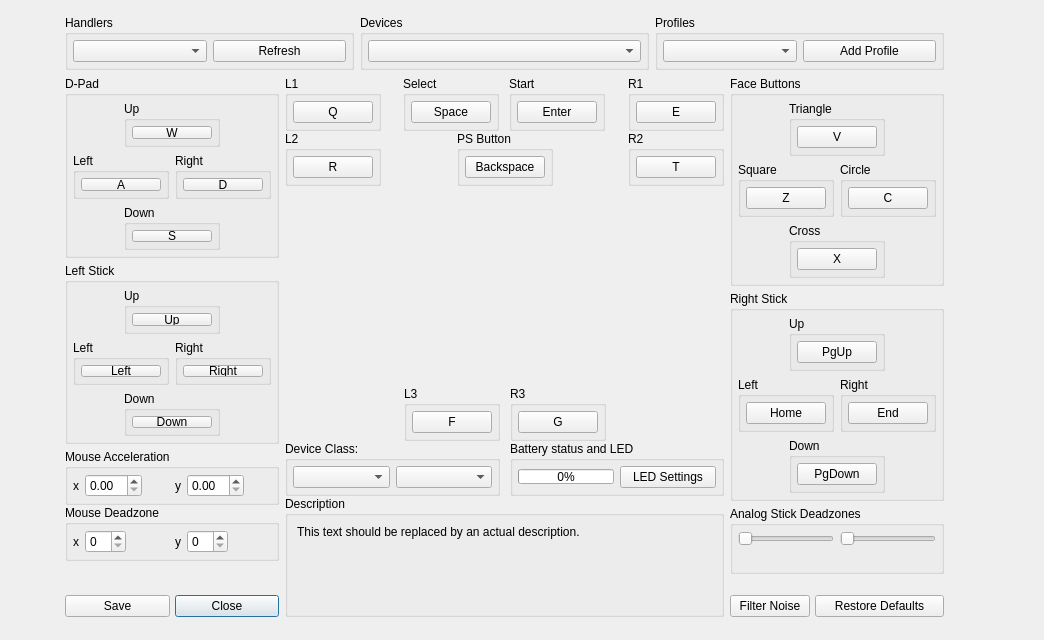
The window that rpcs3/rpcs3qt/pad_settings_dialog.ui (RPCS3/rpcs3) describes before a commit, drawn with Qt 5.
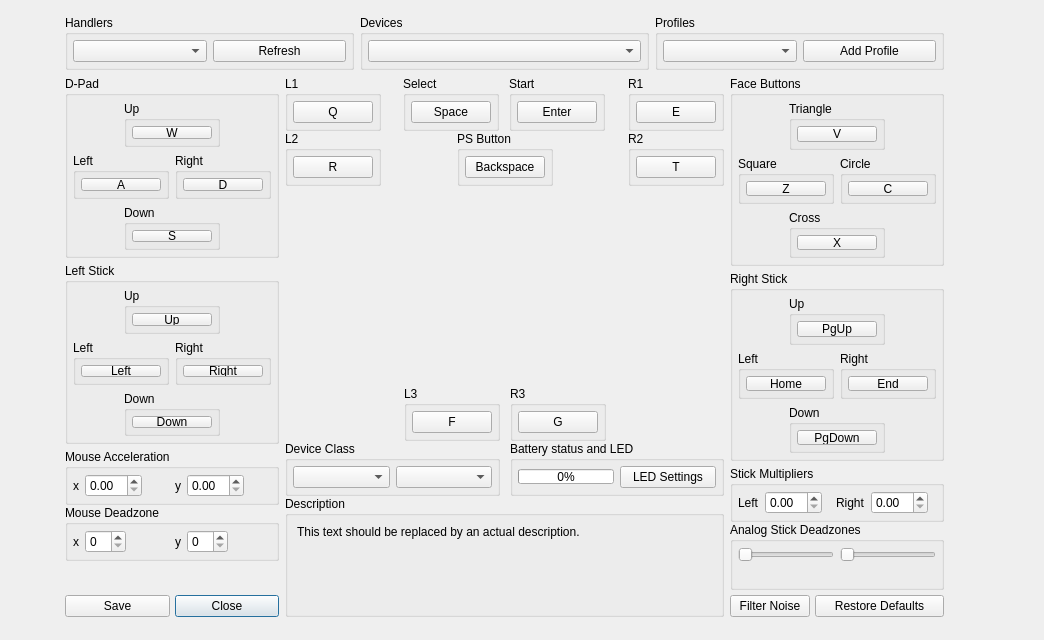
The same window after the commit. The open tabs and pages were chosen to show the change. Icons and pictures are not drawn.

Commit message: Qt: Add stick multipliers to the pad dialog

```diff
--- a/rpcs3/rpcs3qt/pad_settings_dialog.ui
+++ b/rpcs3/rpcs3qt/pad_settings_dialog.ui
@@ -1469,7 +1469,7 @@
           <item>
            <widget class="QGroupBox" name="gb_choose_class">
             <property name="title">
-             <string>Device Class:</string>
+             <string>Device Class</string>
             </property>
             <layout class="QHBoxLayout" name="horizontalLayout">
              <property name="leftMargin">
@@ -2098,6 +2098,81 @@
             <property name="bottomMargin">
              <number>0</number>
             </property>
+            <item>
+             <widget class="QGroupBox" name="gb_stick_multi">
+              <property name="title">
+               <string>Stick Multipliers</string>
+              </property>
+              <layout class="QHBoxLayout" name="gb_stick_multi_layout">
+               <property name="leftMargin">
+                <number>5</number>
+               </property>
+               <property name="topMargin">
+                <number>5</number>
+               </property>
+               <property name="rightMargin">
+                <number>5</number>
+               </property>
+               <property name="bottomMargin">
+                <number>5</number>
+               </property>
+               <item>
+                <widget class="QLabel" name="label_stick_multi_left">
+                 <property name="text">
+                  <string>Left</string>
+                 </property>
+                </widget>
+               </item>
+               <item>
+                <widget class="QDoubleSpinBox" name="stick_multi_left">
+                 <property name="singleStep">
+                  <double>0.100000000000000</double>
+                 </property>
+                </widget>
+               </item>
+               <item>
+                <spacer name="spacer_stick_multi_left">
+                 <property name="orientation">
+                  <enum>Qt::Horizontal</enum>
+                 </property>
+                 <property name="sizeHint" stdset="0">
+                  <size>
+                   <width>0</width>
+                   <height>0</height>
+                  </size>
+                 </property>
+                </spacer>
+               </item>
+               <item>
+                <widget class="QLabel" name="label_stick_multi_right">
+                 <property name="text">
+                  <string>Right</string>
+                 </property>
+                </widget>
+               </item>
+               <item>
+                <widget class="QDoubleSpinBox" name="stick_multi_right">
+                 <property name="singleStep">
+                  <double>0.100000000000000</double>
+                 </property>
+                </widget>
+               </item>
+               <item>
+                <spacer name="spacer_stick_multi_right">
+                 <property name="orientation">
+                  <enum>Qt::Horizontal</enum>
+                 </property>
+                 <property name="sizeHint" stdset="0">
+                  <size>
+                   <width>0</width>
+                   <height>0</height>
+                  </size>
+                 </property>
+                </spacer>
+               </item>
+              </layout>
+             </widget>
+            </item>
             <item>
              <widget class="QGroupBox" name="gb_sticks">
               <property name="title">
```
The commit also changes 4 other files.
